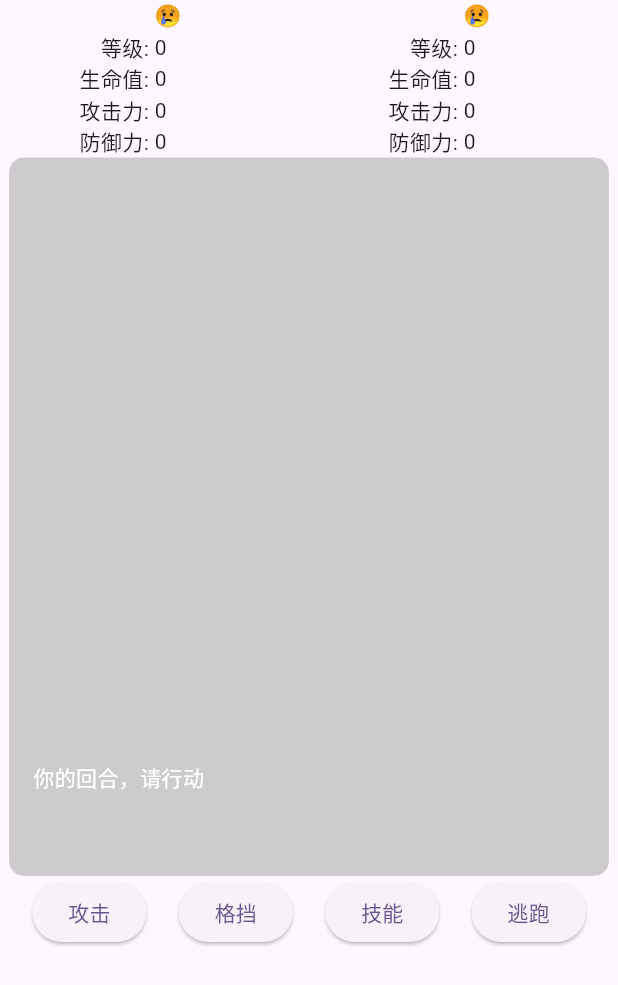
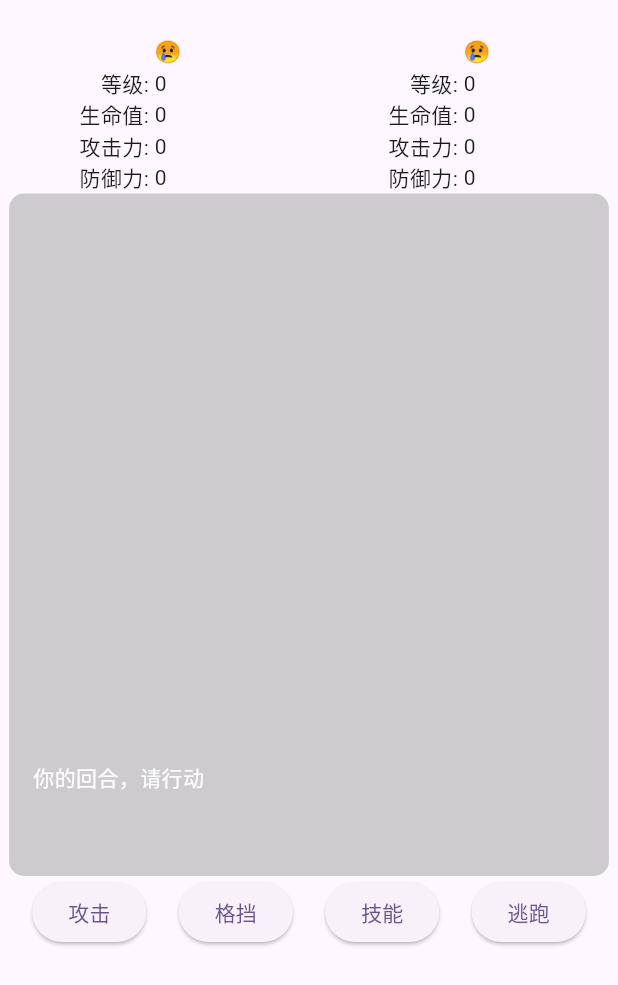
Before and after one commit to Rebort-a/OnePiece, a Flutter app: the LocalCombatPage screen opened directly with empty values, on a phone screen of 412 x 824 dp. Shown: the top 985 px of the screen. Run offline on Flutter 3.47's test engine with Material 3 defaults, Android fonts, the phone set to English and light mode, and no system bars; statements that could not run were skipped.

Commit message:
0035.解决不能联机的bug，优化部分页面

```diff
--- a/treasure/lib/00.common/engine/network_engine.dart
+++ b/treasure/lib/00.common/engine/network_engine.dart
@@ -62,7 +62,7 @@ class NetworkEngine {
   }
 
   void _handleSocketData(List<int> data) {
-    if (_isConnected || _isDisposed) return;
+    if (!_isConnected || _isDisposed) return;
     _recvBuffer += utf8.decode(data);
     _extractMessages();
   }
@@ -207,7 +207,7 @@ class NetworkEngine {
   }
 
   Future<void> _pushMessage() async {
-    if (_isConnected || _isSending || _sendBuffer.isEmpty) return;
+    if (!_isConnected || _isSending || _sendBuffer.isEmpty) return;
 
     _isSending = true;
 
--- a/treasure/lib/04.elemental_battle/middleware/foundation_combat_widget.dart
+++ b/treasure/lib/04.elemental_battle/middleware/foundation_combat_widget.dart
@@ -11,7 +11,16 @@ class FoundationalCombatWidget {
   const FoundationalCombatWidget({required this.combatManager});
 
   List<Widget> buildPage() {
-    return [buildInfoRegion(), buildMessageRegion(), buildButtonRegion()];
+    return [
+      buildBlankRegion(),
+      buildInfoRegion(),
+      buildMessageRegion(),
+      buildButtonRegion(),
+    ];
+  }
+
+  Widget buildBlankRegion() {
+    return const SizedBox(height: 24);
   }
 
   Widget buildInfoRegion() {
--- a/treasure/lib/04.elemental_battle/upper/local_combat_page.dart
+++ b/treasure/lib/04.elemental_battle/upper/local_combat_page.dart
@@ -24,19 +24,40 @@ class LocalCombatPage extends StatelessWidget {
 
   @override
   Widget build(BuildContext context) {
-    return PopScope(
-      canPop: false,
-      child: Scaffold(
-        body: Column(
-          children: [
-            NotifierNavigator(navigatorHandler: _manager.pageNavigator),
-            ...FoundationalCombatWidget(combatManager: _manager).buildPage(),
-            _buildBlankRegion(),
-          ],
-        ),
-      ),
+    return PopScope(canPop: false, child: Scaffold(body: _buildBody()));
+  }
+
+  Widget _buildBody() {
+    return OrientationBuilder(
+      builder: (context, orientation) {
+        // 根据屏幕方向选择布局
+        return orientation == Orientation.portrait
+            ? _buildPortraitLayout(context)
+            : _buildLandscapeLayout(context);
+      },
+    );
+  }
+
+  // 竖屏布局
+  Widget _buildPortraitLayout(BuildContext context) {
+    return Column(
+      children: [
+        NotifierNavigator(navigatorHandler: _manager.pageNavigator),
+        ...FoundationalCombatWidget(combatManager: _manager).buildPage(),
+        _buildBlankRegion(),
+      ],
     );
   }
 
   Widget _buildBlankRegion() => const SizedBox(height: 192);
+
+  // 横屏布局
+  Widget _buildLandscapeLayout(BuildContext context) {
+    return Column(
+      children: [
+        NotifierNavigator(navigatorHandler: _manager.pageNavigator),
+        ...FoundationalCombatWidget(combatManager: _manager).buildPage(),
+      ],
+    );
+  }
 }
```
Also changed, not shown: treasure/lib/04.elemental_battle/upper/maze_page.dart (+12 -11 lines), treasure/lib/04.elemental_battle/upper/net_combat_page.dart (+2 -8 lines).
